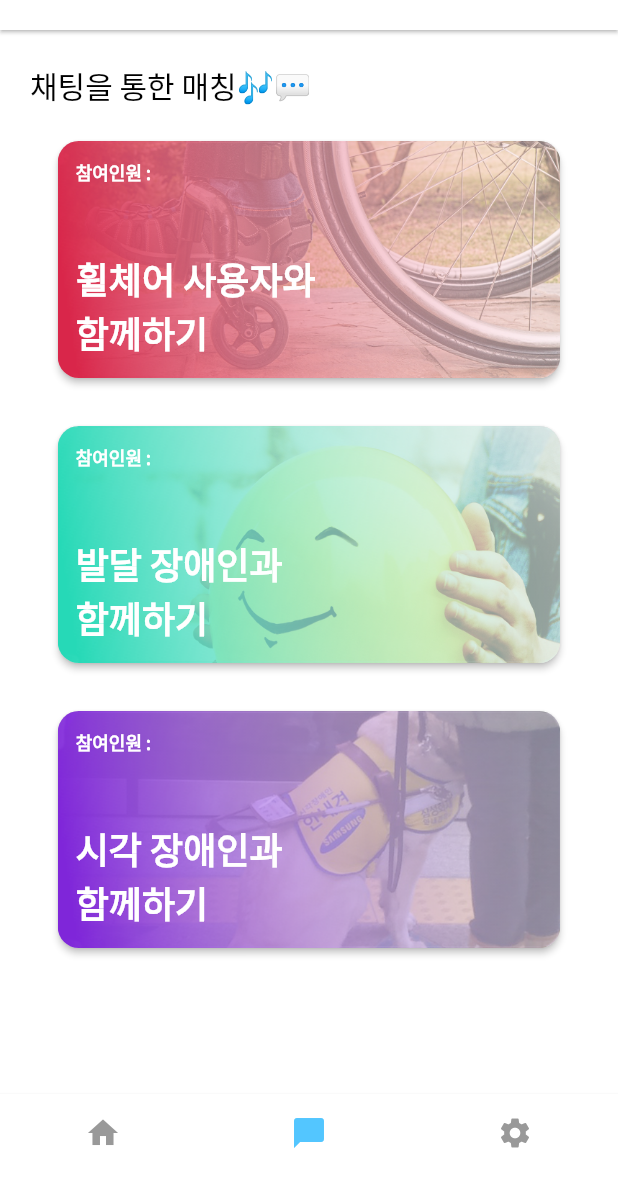
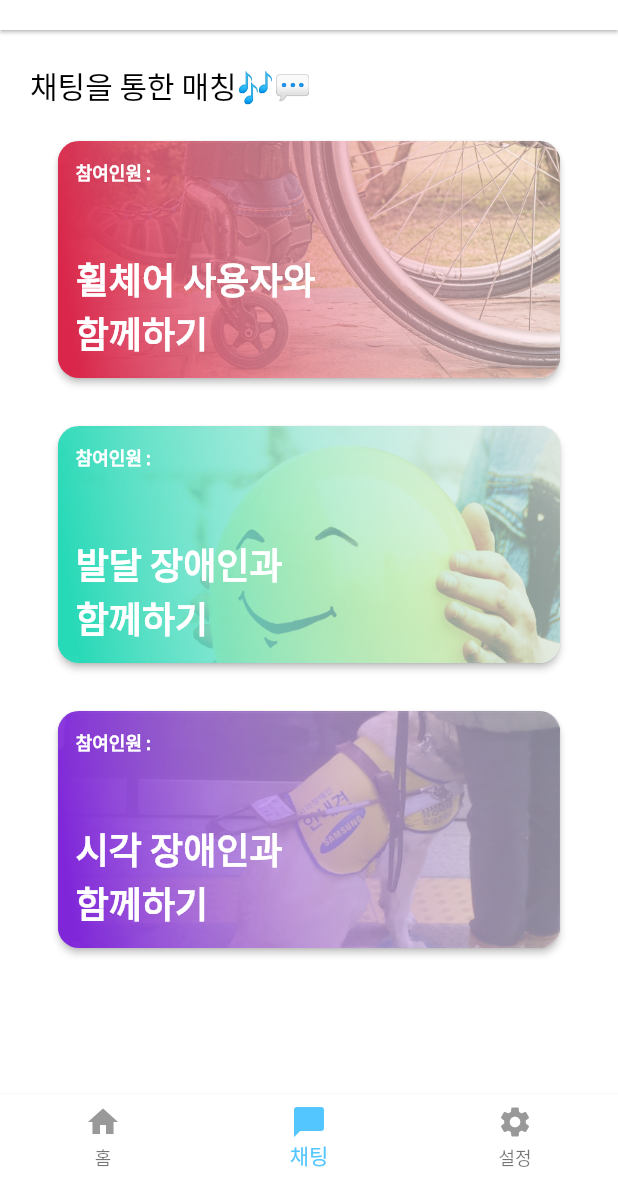
Before and after one commit to amuse-travel/amuseapp, a Flutter app: the MainForm screen opened directly, item 2 of the bottom bar chosen, on a phone screen of 412 x 824 dp, the part 54-1236 px from its top. Run offline on Flutter 3.47's test engine with Material 2 defaults, Android fonts, the phone set to English and light mode, and no system bars; our stand-ins replace bloc, cached_network_image, carousel_slider, dio, equatable, firebase_auth and 10 more; missing offline and left inert: dash_chat; accounts and stored records are empty; network calls fail.

Commit message:
change bottom navi bar

```diff
--- a/lib/pages/main/main_form.dart
+++ b/lib/pages/main/main_form.dart
@@ -101,8 +101,9 @@ class _MainFormState extends State<MainForm> {
               backgroundColor: Colors.white,
               currentIndex: _tabIndex,
               onTap: (int index) => _onSelectTab(tabEnum: TabEnum.values[index]),
-              showSelectedLabels: false,
-              showUnselectedLabels: false,
+              showSelectedLabels: true,
+              selectedItemColor: Theme.of(context).accentColor,
+              showUnselectedLabels: true,
               type: BottomNavigationBarType.fixed,
               elevation: 1,
               items: <BottomNavigationBarItem>[
@@ -115,7 +116,7 @@ class _MainFormState extends State<MainForm> {
                     Icons.home,
                     color: Theme.of(context).accentColor,
                   ),
-                  label: 'home',
+                  label: '홈',
                 ),
                 BottomNavigationBarItem(
                   icon: Icon(
@@ -126,7 +127,7 @@ class _MainFormState extends State<MainForm> {
                     Icons.chat_bubble,
                     color: Theme.of(context).accentColor,
                   ),
-                  label: 'chat',
+                  label: '채팅',
                 ),
                 BottomNavigationBarItem(
                   icon: Icon(
@@ -137,7 +138,7 @@ class _MainFormState extends State<MainForm> {
                     Icons.settings,
                     color: Theme.of(context).accentColor,
                   ),
-                  label: 'setting',
+                  label: '설정',
                 ),
               ],
             ),
--- a/lib/services/dio.dart
+++ b/lib/services/dio.dart
@@ -20,8 +20,8 @@ class HttpDio {
     if (apiUrlEnum == ApiUrlEnum.amuse) {
       _dio.options.baseUrl = amuseApi;
     } else {
-      // _dio.options.baseUrl = chatApi;
-      _dio.options.baseUrl = 'http://localhost:3210';
+      _dio.options.baseUrl = chatApi;
+      // _dio.options.baseUrl = 'http://localhost:3210';
     }
     _dio.options.headers['Accept'] = 'application/json';
     _dio.options.headers['content-type'] = 'application/json';
--- a/lib/services/socket_io.dart
+++ b/lib/services/socket_io.dart
@@ -1,4 +1,3 @@
-import 'dart:developer';
 import 'dart:io';
 
 import 'package:amuse_app/model/singleton_user.dart';
@@ -16,11 +15,11 @@ class SocketIo {
     } else {
       _userName = 'tester';
     }
-    final String localHost = Platform.isAndroid ? 'http://10.0.2.2:3210' : 'http://localhost:3210';
+    // final String localHost = Platform.isAndroid ? 'http://10.0.2.2:3210' : 'http://localhost:3210';
     final String chatApi = DotEnv().env['CHAT_API'];
 
     final Socket _socket = io(
-      localHost,
+      chatApi,
       <String, dynamic>{
         'transports': <String>['websocket'],
         'autoConnect': false,
```
